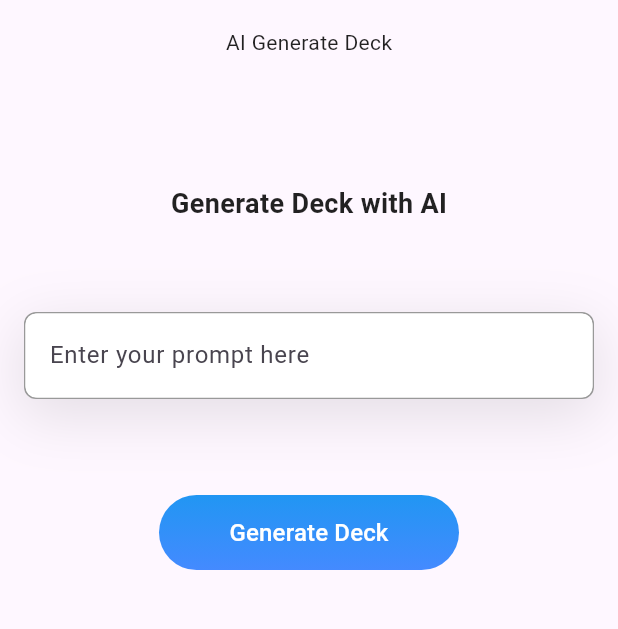
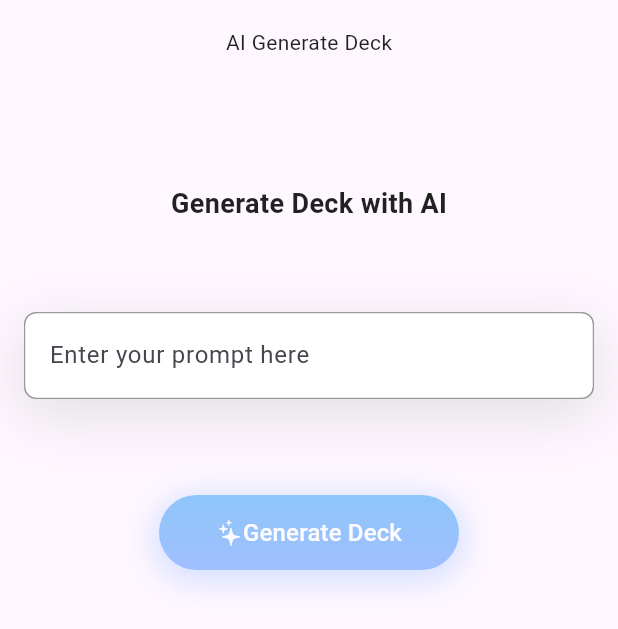
Before and after one commit to synergyboat/flashcard-ai-app-cross-platform, a Flutter app: the AIGenerateDeckScreen screen opened by its route, after a tap on "Generate Deck", on a phone screen of 412 x 824 dp. Shown: the top 629 px of the screen. Run offline on Flutter 3.47's test engine with Material 3 defaults, Android fonts, the phone set to English and light mode, and no system bars; our stand-ins replace floor, flutter_dotenv, flutter_svg, get_it, go_router, logger and 1 more; missing offline and left inert: dart_openai; accounts and stored records are empty; generated files the repository leaves out were written again.

Commit message:
Enhances AI Deck Generation Button
Adds an icon to the AI deck generation button and disables it while the deck is generating, providing visual feedback to the user.

Adds a shadow to the gradient button.

```diff
--- a/flutter/lib/presentation/components/buttons/gradient_button.dart
+++ b/flutter/lib/presentation/components/buttons/gradient_button.dart
@@ -5,6 +5,7 @@ class GradientButton extends StatelessWidget {
   final VoidCallback onPressed;
   final double width;
   final double height;
+  final Icon? icon;
 
   const GradientButton({
     super.key,
@@ -12,6 +13,7 @@ class GradientButton extends StatelessWidget {
     required this.onPressed,
     this.width = 200.0,
     this.height = 50.0,
+    this.icon,
   });
 
   @override
@@ -20,6 +22,14 @@ class GradientButton extends StatelessWidget {
       width: width,
       height: height,
       decoration: BoxDecoration(
+        boxShadow: [
+          BoxShadow(
+            color: Colors.blueAccent.withValues(alpha: 0.4),
+            spreadRadius: 5,
+            blurRadius: 16,
+            offset: Offset(0, 4), // changes position of shadow
+          ),
+        ],
         gradient: LinearGradient(
           begin: Alignment.topCenter,
           end: Alignment.bottomCenter,
@@ -29,9 +39,19 @@ class GradientButton extends StatelessWidget {
       ),
       child: TextButton(
         onPressed: onPressed,
-        child: Text(
-          text,
-          style: TextStyle(color: Colors.white, fontSize: 16.0),
+        child: Center(
+          child: Row(
+            mainAxisAlignment: MainAxisAlignment.center,
+            children: [
+              if (icon != null) ...[
+                icon!,
+              ],
+              Text(
+                text,
+                style: TextStyle(color: Colors.white, fontSize: 16.0),
+              ),
+            ],
+          ),
         ),
       ),
     );
--- a/flutter/lib/presentation/screens/ai_generator/ai_generate_deck_screen.dart
+++ b/flutter/lib/presentation/screens/ai_generator/ai_generate_deck_screen.dart
@@ -1,6 +1,7 @@
 import 'package:flashcard/domain/use_case/ai/generate_deck_with_ai_use_case.dart';
 import 'package:flashcard/presentation/components/bars/flashcard_app_bar.dart';
 import 'package:flashcard/presentation/components/buttons/gradient_button.dart';
+import 'package:flutter/cupertino.dart';
 import 'package:flutter/material.dart';
 import 'package:go_router/go_router.dart';
 import 'package:logger/logger.dart';
@@ -20,6 +21,7 @@ class _AIGenerateDeckScreenState extends State<AIGenerateDeckScreen> {
   final Logger _logger = getIt<Logger>();
   String _promptText = "";
   final GenerateDeckWithAIUseCase _generateDeckWithAIUseCase = getIt<GenerateDeckWithAIUseCase>();
+  bool _isGenerating = false;
 
   @override
   Widget build(BuildContext context) {
@@ -78,10 +80,24 @@ class _AIGenerateDeckScreenState extends State<AIGenerateDeckScreen> {
                             ),
                           ),
                           const SizedBox(height: 64.0),
-                          GradientButton(text: "Generate Deck", onPressed: () async {
+                          Opacity(
+                            opacity: _isGenerating ? 0.5 : 1.0,
+                            child: GradientButton(
+                                text: "Generate Deck",
+                                icon: Icon(CupertinoIcons.sparkles, color: Colors.white),
+                                onPressed: () async {
+                                  if (_isGenerating){
+                                    return;
+                                  }
+                                  setState(() {
+                                    _isGenerating = true;
+                                  });
                                   Deck deck = await _generateDeckWithAIUseCase(
                                       prompt: _promptText
                                   );
+                                  setState(() {
+                                    _isGenerating = false;
+                                  });
                                   _logger.i("Deck generated with prompt: $_promptText");
                                   ScaffoldMessenger.of(context).showSnackBar(
                                       SnackBar(
@@ -92,7 +108,8 @@ class _AIGenerateDeckScreenState extends State<AIGenerateDeckScreen> {
                                   if (mounted){
                                     context.pushNamed("deck_preview", extra: deck);
                                   }
-                          })
+                                }),
+                          )
                         ],
                       ),
                     ),
--- a/flutter/lib/presentation/screens/home/home_screen.dart
+++ b/flutter/lib/presentation/screens/home/home_screen.dart
@@ -3,7 +3,6 @@ import 'package:flashcard/core/utils/navigation_helper.dart';
 import 'package:flashcard/domain/entities/deck.dart';
 import 'package:flashcard/domain/use_case/deck/get_all_decks_use_case.dart';
 import 'package:flashcard/presentation/components/bars/flashcard_bottom_action_bar.dart';
-import 'package:flashcard/presentation/components/buttons/add_button.dart';
 import 'package:flashcard/presentation/components/buttons/ai_button.dart';
 import 'package:flashcard/presentation/components/containers/deck_collection_grid.dart';
 import 'package:flutter/foundation.dart';
```
Lines whose indentation alone changed are shown as unchanged.
